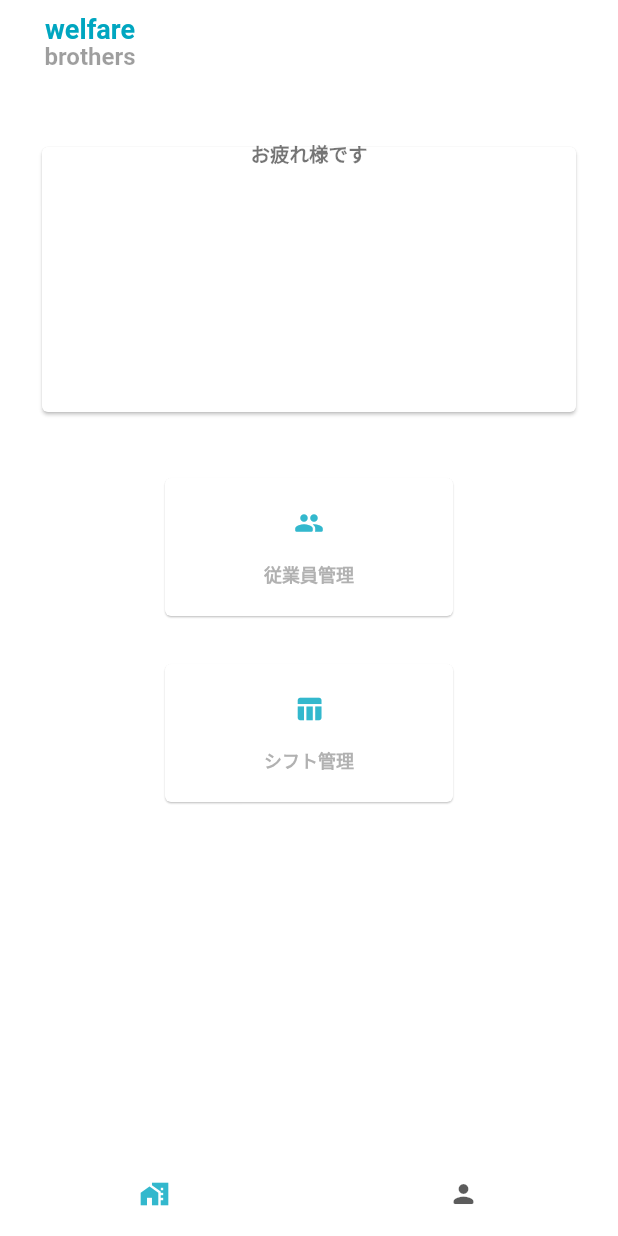
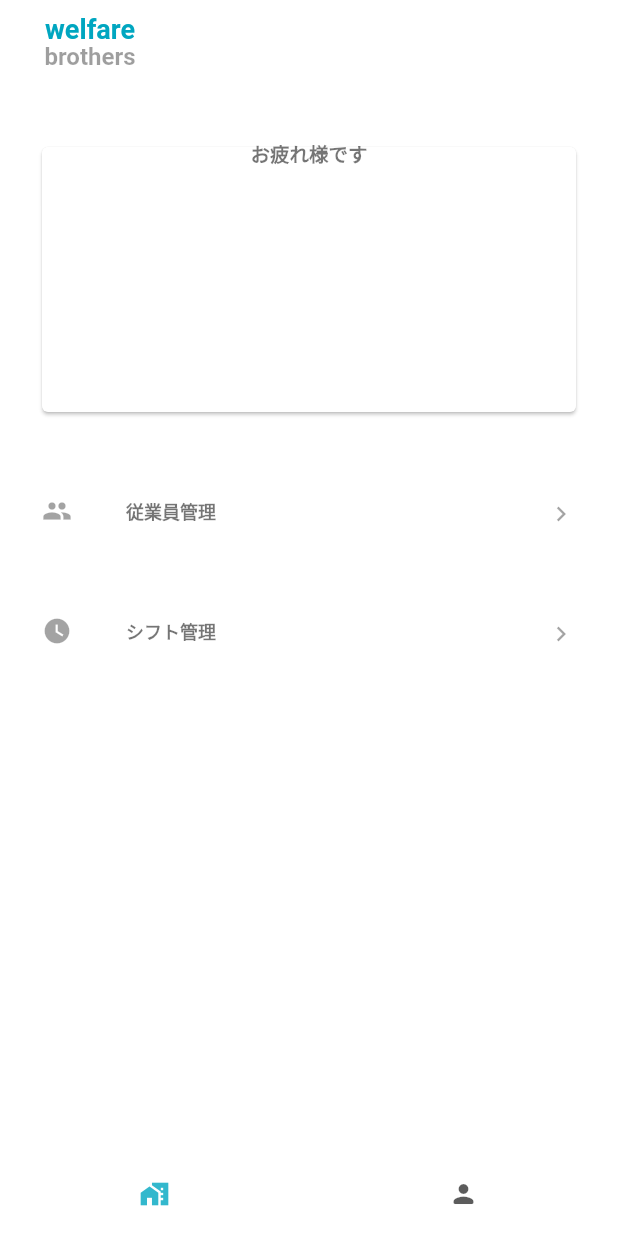
Before and after one commit to offg/welfarebrothers_for_woker, a Flutter app: the screen it shows after launch, on a phone screen of 412 x 824 dp. Run offline on Flutter 3.47's test engine with Material 2 defaults, Android fonts, the phone set to English and light mode, and no system bars; our stand-ins replace dio, flutter_slidable, get_it; missing offline and left inert: welfarebrothers_for_worker_api_client.

Commit message:
impl facility worker profiles

```diff
--- /dev/null
+++ b/lib/domain/facility_administration.dart
@@ -0,0 +1,5 @@
+import 'package:welfarebrothers_for_worker_api_client/api.dart';
+
+extension FacilityAdministrationExtension on FacilityAdministration {
+  String get id => this.facility.id;
+}
--- a/lib/screens/for_admin/facility_administration.dart
+++ b/lib/screens/for_admin/facility_administration.dart
@@ -18,36 +18,16 @@ class FacilityAdministrationScreen extends StatelessWidget {
   const FacilityAdministrationScreen();
   Widget _buildMenu(BuildContext context, Menu menu) {
     return Padding(
-        padding: const EdgeInsets.all(12.0),
-        child: Consumer<FacilityAdministrationViewModel>(
-          builder: (_context, model, child) => InkWell(
-            onTap: menu.menuOnTap(_context, model),
-            child: Container(
-              constraints: BoxConstraints(
-                maxHeight: 100,
-                maxWidth: 200,
-              ),
-              child: Card(
-                elevation: 0.5,
-                child: Center(
-                  child: Column(
-                    mainAxisAlignment: MainAxisAlignment.spaceEvenly,
-                    children: [
-                      Icon(menu.icon),
-                      Text(
-                        menu.title,
-                        style: TextStyle(
-                          fontSize: 12,
-                          color: Colors.grey.withOpacity(0.8),
-                        ),
-                      ),
-                    ],
-                  ),
-                ),
-              ),
-            ),
-          ),
-        ));
+      padding: const EdgeInsets.all(12.0),
+      child: Consumer<FacilityAdministrationViewModel>(
+        builder: (_context, model, child) => ListTile(
+          leading: Icon(menu.icon),
+          title: Text(menu.title),
+          onTap: menu.menuOnTap(_context, model),
+          trailing: Icon(Icons.navigate_next_sharp),
+        ),
+      ),
+    );
   }
 
   @override
@@ -55,17 +35,17 @@ class FacilityAdministrationScreen extends StatelessWidget {
     List<Menu> menuList = [
       Menu(
         "従業員管理",
-        Icons.people_rounded,
+        Icons.people_sharp,
         (_context, model) => () async {
           await LoadingOverlay.of(_context).during(
             _context.read<FacilityWorkerProfileViewModel>().initializeWithFacility(
-                  model.currentFacilityId,
+                  model.currentFacilityAdministration,
                 ),
           );
           Navigator.of(_context).pushNamed("/staff");
         },
       ),
-      Menu("シフト管理", Icons.table_chart_rounded, (context, model) => () {})
+      Menu("シフト管理", Icons.watch_later_sharp, (context, model) => () {})
     ];
     return Scaffold(
       appBar: AppBar(
--- a/lib/screens/for_admin/staff_detail.dart
+++ b/lib/screens/for_admin/facility_worker_profile_detail.dart
@@ -2,8 +2,8 @@ import 'package:flutter/material.dart';
 import 'package:welfarebrothers_for_worker/components/facility_worker_profile/facility_worker_profile_form.dart';
 import 'package:welfarebrothers_for_worker_api_client/api.dart';
 
-class StaffDetailScreen extends StatelessWidget {
-  const StaffDetailScreen();
+class FacilityWorkerProfileDetailScreen extends StatelessWidget {
+  const FacilityWorkerProfileDetailScreen();
 
   @override
   Widget build(BuildContext context) {
--- a/lib/screens/for_admin/home.dart
+++ b/lib/screens/for_admin/home.dart
@@ -3,9 +3,9 @@ import 'package:provider/provider.dart';
 import 'package:welfarebrothers_for_worker/components/app/bottom_navigator.dart';
 import 'package:welfarebrothers_for_worker/components/app/tab_navigator.dart';
 import 'package:welfarebrothers_for_worker/screens/for_admin/facility_administration.dart';
+import 'package:welfarebrothers_for_worker/screens/for_admin/facility_worker_profile_detail.dart';
 import 'package:welfarebrothers_for_worker/screens/for_admin/facility_worker_profile_list.dart';
 import 'package:welfarebrothers_for_worker/screens/for_admin/shift.dart';
-import 'package:welfarebrothers_for_worker/screens/for_admin/staff_detail.dart';
 import 'package:welfarebrothers_for_worker/screens/me.dart';
 import 'package:welfarebrothers_for_worker/view_models/me.dart';
 
@@ -44,7 +44,7 @@ class _HomeScreenState extends State<HomeScreen> {
           '/': (context) => const FacilityAdministrationScreen(),
           '/shift': (context) => const ShiftScreen(),
           '/staff': (context) => const FacilityWorkerProfileListScreen(),
-          '/staff/detail': (context) => const StaffDetailScreen(),
+          '/staff/detail': (context) => const FacilityWorkerProfileDetailScreen(),
         },
     TabItem.me: (context) => {
           '/': (context) => MeScreen(),
--- a/lib/view_models/facility_administration.dart
+++ b/lib/view_models/facility_administration.dart
@@ -1,15 +1,14 @@
 import 'package:welfarebrothers_for_worker/view_models/base.dart';
+import 'package:welfarebrothers_for_worker_api_client/api.dart';
 
 class FacilityAdministrationViewModel extends WelfareBrothersViewModelBase {
-  String _currentFacilityId;
-  String get currentFacilityId => _currentFacilityId;
-  set currentFacilityId(String facilityId) {
-    _currentFacilityId = facilityId;
-    notifyListeners();
-  }
+  List<FacilityAdministration> facilityAdministrations;
+  FacilityAdministration currentFacilityAdministration;
 
   @override
   Future initialize() async {
-    currentFacilityId = "sample001";
+    facilityAdministrations = [FacilityAdministration(facility: Facility(id: "sample001", name: "サンプルデイ"))];
+    currentFacilityAdministration = facilityAdministrations.first;
+    notifyListeners();
   }
 }
```
Also changed, not shown: lib/components/facility_worker_profile/facility_worker_profile_form.dart (+141 -80 lines), lib/domain/facility_worker_profile.dart (+14 -1 lines), lib/screens/for_admin/facility_worker_profile_list.dart (+7 -1 lines), lib/view_models/facility_worker_profile.dart (+37 -14 lines).
